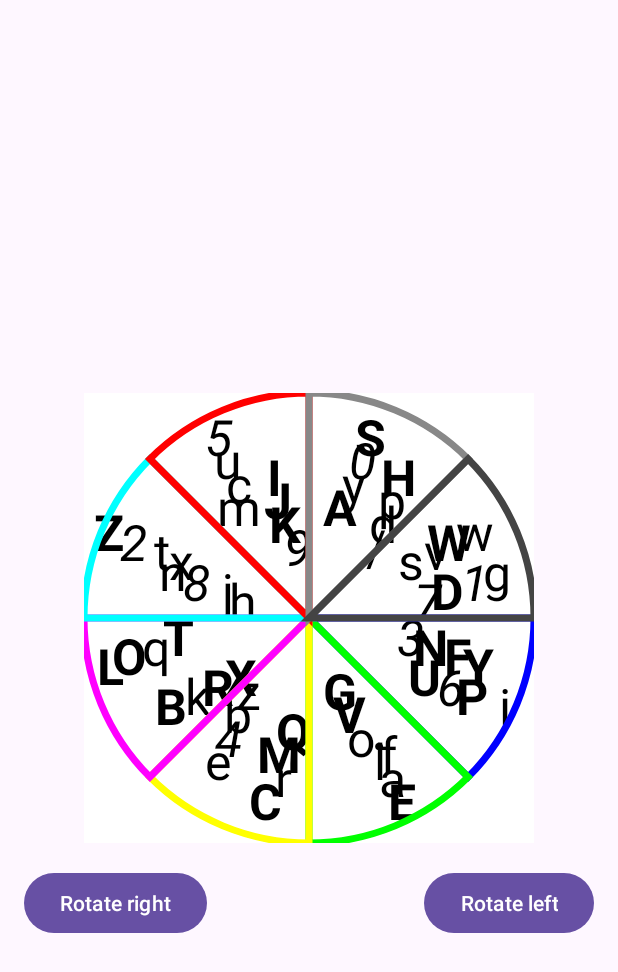
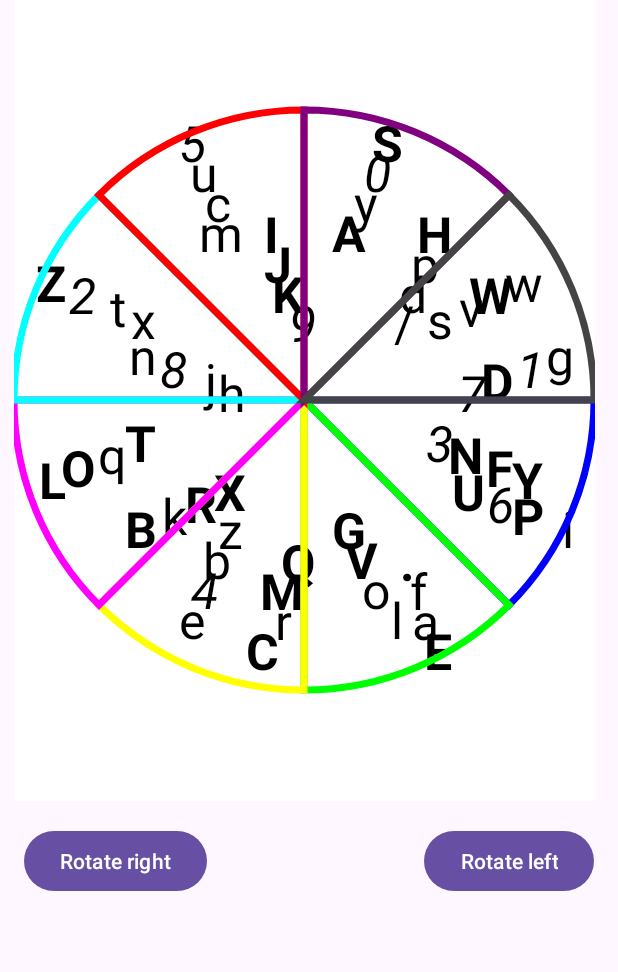
Before and after one commit to alanoudnasser/graphicalPassword, an Android app: the layout activity_main.xml on its own in the app's theme, with its tools: preview values and no code run, on a phone screen of 412 x 824 dp. Shown: the top 972 px of the screen. Run offline under Robolectric (Android 15) with nearby library versions, the phone set to English and light mode, and no system bars.

```diff
--- a/app/src/main/AndroidManifest.xml
+++ b/app/src/main/AndroidManifest.xml
@@ -13,12 +13,12 @@
         android:theme="@style/Theme.GraphPassword"
         tools:targetApi="31">
         <activity
-            android:name=".MainActivity"
+            android:name=".MainActivity2"
             android:exported="false"
 
             />
         <activity
-            android:name=".MainActivity2"
+            android:name=".MainActivity"
             android:exported="true">
             <intent-filter>
                 <action android:name="android.intent.action.MAIN" />
--- a/app/src/main/res/layout/activity_main.xml
+++ b/app/src/main/res/layout/activity_main.xml
@@ -11,17 +11,18 @@
 
     <com.example.graphpassword.WheelView
         android:id="@+id/wheelView"
-        android:layout_width="300dp"
-        android:layout_height="300dp"
-        android:layout_centerInParent="true" />
+        android:layout_width="387dp"
+        android:layout_height="534dp"
+        android:layout_alignParentEnd="true"
+        android:layout_marginEnd="15dp" />
 
     <TextView
         android:id="@+id/textView"
         android:layout_width="268dp"
         android:layout_height="46dp"
         android:layout_alignParentBottom="true"
-        android:layout_marginEnd="-61dp"
-        android:layout_marginBottom="85dp"
+        android:layout_marginEnd="-60dp"
+        android:layout_marginBottom="40dp"
         android:layout_toStartOf="@+id/rotateCounterClockwiseButton"
         android:textSize="24sp" />
 
```
Also changed, not shown: app/src/main/java/com/example/graphpassword/WheelView.java (+39 -7 lines).
